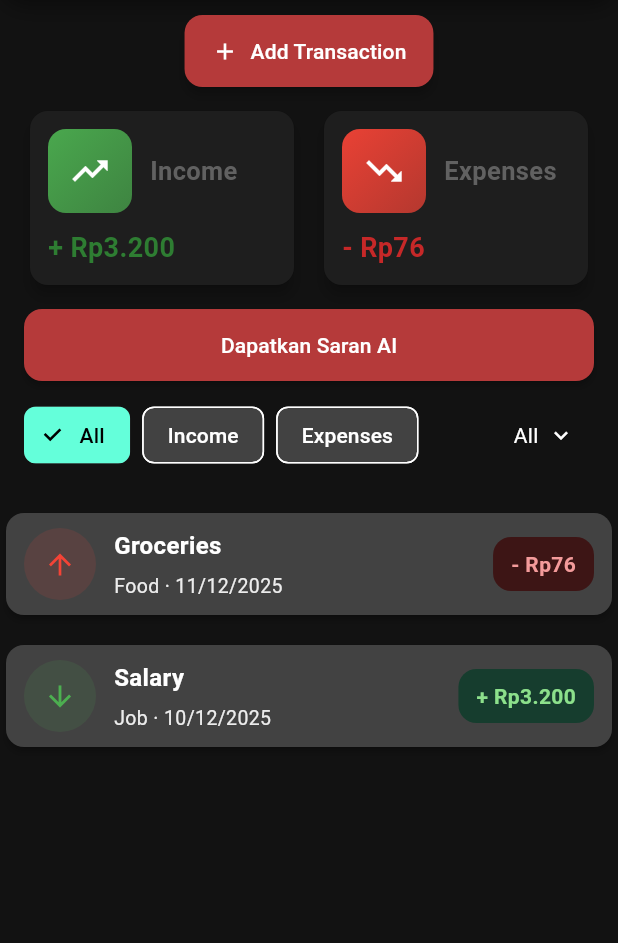
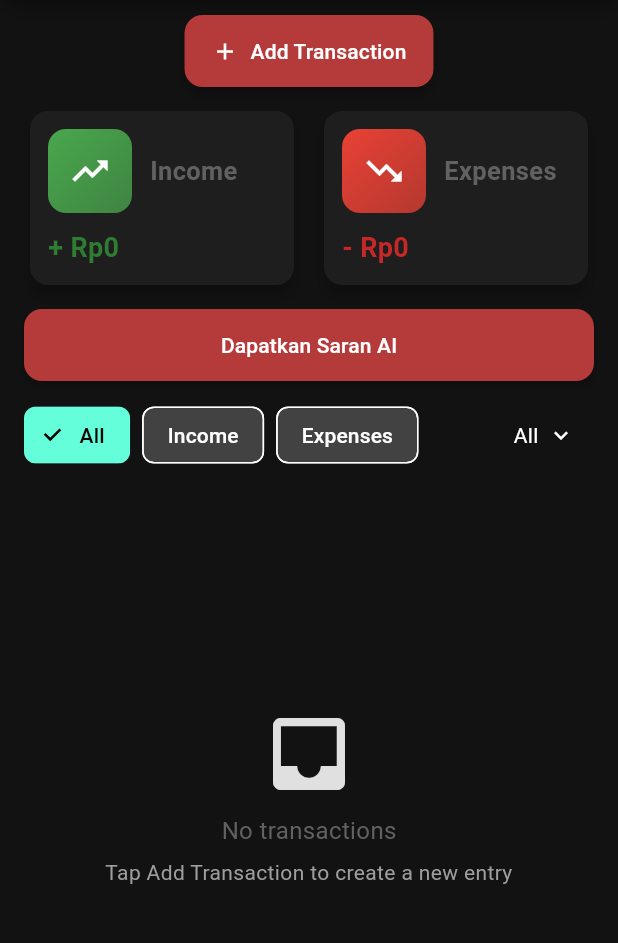
Before and after one commit to iceblazer19/expensemanager, a Flutter app: the screen it shows after launch, after a tap on the "wb sunny" icon, on a phone screen of 412 x 824 dp, the part 132-1075 px from its top. Run offline on Flutter 3.47's test engine with Material 3 defaults, Android fonts, the phone set to English and light mode, and no system bars; our stand-ins replace shared_preferences, sqflite; missing offline and left inert: gpt_markdown; accounts and stored records are empty.

Commit message:
Clean up code
Cleaned some comments and removed dummy data

```diff
--- a/expense_manager/lib/db/database_helper.dart
+++ b/expense_manager/lib/db/database_helper.dart
@@ -38,23 +38,23 @@ class DatabaseHelper {
       )
     ''');
     // Insert sample data
-    final now = DateTime.now().millisecondsSinceEpoch;
-    await db.insert(tableTransactions, {
-      'id': 't1',
-      'title': 'Salary',
-      'amount': 3200.0,
-      'date': now - (2 * 86400000),
-      'isIncome': 1,
-      'category': 'Job',
-    });
-    await db.insert(tableTransactions, {
-      'id': 't2',
-      'title': 'Groceries',
-      'amount': 76.45,
-      'date': now - (1 * 86400000),
-      'isIncome': 0,
-      'category': 'Food',
-    });
+    // final now = DateTime.now().millisecondsSinceEpoch;
+    // await db.insert(tableTransactions, {
+    //   'id': 't1',
+    //   'title': 'Salary',
+    //   'amount': 3200.0,
+    //   'date': now - (2 * 86400000),
+    //   'isIncome': 1,
+    //   'category': 'Job',
+    // });
+    // await db.insert(tableTransactions, {
+    //   'id': 't2',
+    //   'title': 'Groceries',
+    //   'amount': 76.45,
+    //   'date': now - (1 * 86400000),
+    //   'isIncome': 0,
+    //   'category': 'Food',
+    // });
   }
 
   Future<Database> get database async {
--- a/expense_manager/lib/main.dart
+++ b/expense_manager/lib/main.dart
@@ -35,7 +35,7 @@ class _ExpenseManagerAppState extends State<ExpenseManagerApp> {
   @override
   void initState() {
     super.initState();
-    // Load saved theme preference after engine is ready to avoid platform-channel errors.
+    // Load saved theme preference after engine is ready
     widget.themeProvider.loadFromPrefs().whenComplete(() {
       if (mounted) setState(() => _ready = true);
     });
@@ -43,21 +43,19 @@ class _ExpenseManagerAppState extends State<ExpenseManagerApp> {
 
   @override
   Widget build(BuildContext context) {
-    // Palette derived from your reference image:
-    // Dark mode (left): deep maroon/plum tones (accent colors kept)
+    // Dark mode
     const darkAccent1 = Color(0xFFB53A3A); // primary muted red accent for CTAs
     const darkAccent2 = Color(0xFF9E3333);
     const darkAccent3 = Color(0xFF7F2A2A);
     const darkAccent4 = Color(0xFF5C1E1E);
-    // Use a dark grey for the scaffold background as requested
-    const darkSurface = Color(0xFF121212); // <-- changed to dark grey
+    const darkSurface = Color(0xFF121212);
 
-    // Light mode (right): warm peach + dusty blue slate
+    // Light mode
     const lightAccent1 = Color(0xFFF0B86D); // warm peach
     const lightAccent2 = Color(0xFFD8737F); // dusty rose
     const lightAccent3 = Color(0xFFA8B6C2); // muted blue-gray
     const lightAccent4 = Color(0xFFB6D7D9); // pale teal
-    const lightSurface = Color(0xFF475C7A); // slate (good for primary elements)
+    const lightSurface = Color(0xFF475C7A); // slate
 
     final lightColorScheme = ColorScheme.fromSwatch(
       primarySwatch: createMaterialColor(lightSurface),
@@ -73,7 +71,6 @@ class _ExpenseManagerAppState extends State<ExpenseManagerApp> {
       brightness: Brightness.light,
       primaryColor: lightSurface,
       colorScheme: lightColorScheme,
-      // slightly darker off-white to reduce glare
       scaffoldBackgroundColor: const Color(0xFFF2EFEA),
       appBarTheme: AppBarTheme(
         elevation: 0,
@@ -101,7 +98,6 @@ class _ExpenseManagerAppState extends State<ExpenseManagerApp> {
           elevation: 2,
         ),
       ),
-      // toggles use the secondary (accent) color
       switchTheme: SwitchThemeData(
         thumbColor: WidgetStateProperty.resolveWith((_) => lightAccent1),
         trackColor: WidgetStateProperty.resolveWith((_) => lightAccent1.withOpacity(0.36)),
@@ -119,7 +115,6 @@ class _ExpenseManagerAppState extends State<ExpenseManagerApp> {
       brightness: Brightness.dark,
       primaryColor: darkSurface,
       colorScheme: darkColorScheme,
-      // apply the requested dark grey scaffold background
       scaffoldBackgroundColor: darkSurface,
       appBarTheme: AppBarTheme(
         elevation: 0,
@@ -127,7 +122,6 @@ class _ExpenseManagerAppState extends State<ExpenseManagerApp> {
         iconTheme: const IconThemeData(color: Colors.white),
         titleTextStyle: const TextStyle(color: Colors.white, fontSize: 20, fontWeight: FontWeight.w700),
       ),
-      // card surfaces slightly lighter than scaffold for subtle contrast
       cardTheme: CardThemeData(
         color: const Color(0xFF1E1E1E),
         shape: RoundedRectangleBorder(borderRadius: BorderRadius.circular(12)),
@@ -161,8 +155,8 @@ class _ExpenseManagerAppState extends State<ExpenseManagerApp> {
       useMaterial3: true,
     );
 
-    var openAIKey = "YOUR_OPENAI_API_KEY";
-    var geminiKey = "YOUR_GEMINI_API_KEY";
+    var openAIKey = "YOU_OPENAI_API_KEY_HERE";
+    var geminiKey = "YOUR_GEMINI_API_KEY_HERE";
 
     return MultiProvider(
       providers: [
@@ -185,7 +179,6 @@ class _ExpenseManagerAppState extends State<ExpenseManagerApp> {
             theme: lightTheme,
             darkTheme: darkTheme,
             themeMode: themeProvider.isDark ? ThemeMode.dark : ThemeMode.light,
-            // show a tiny splash while theme loads to avoid a flash
             home: _ready ? const HomePage() : const _LoadingSplash(),
           );
         },
--- a/expense_manager/lib/widgets/add_transaction_form.dart
+++ b/expense_manager/lib/widgets/add_transaction_form.dart
@@ -17,7 +17,7 @@ class _AddTransactionFormState extends State<AddTransactionForm> {
   final _amountController = TextEditingController();
   bool _isIncome = false;
 
-  // Restore the category lists (these were the arrays shown in your screenshot)
+  // Restore the category lists
   static const List<String> _incomeCategories = [
     'Salary',
     'Bonus',
@@ -33,6 +33,7 @@ class _AddTransactionFormState extends State<AddTransactionForm> {
 
   static const List<String> _expenseCategories = [
     'Food',
+    'Drinks',
     'Groceries',
     'Bills',
     'Rent',
@@ -88,7 +89,7 @@ class _AddTransactionFormState extends State<AddTransactionForm> {
       date: DateTime.now(),
     );
 
-    // Using provider to add transaction (adjust if your provider API differs)
+    // Using provider to add transaction
     Provider.of<TransactionProvider>(context, listen: false).addTransaction(item);
 
     Navigator.of(context).pop();
@@ -103,7 +104,6 @@ class _AddTransactionFormState extends State<AddTransactionForm> {
     final theme = Theme.of(context);
     final isDark = theme.brightness == Brightness.dark;
 
-    // Use small, contrasting prefix background depending on theme so icon is always visible
     final prefixBg = isDark ? Colors.white12 : Colors.black.withOpacity(0.06);
     final iconColor = isDark ? Colors.white : Colors.black87;
 
@@ -193,7 +193,7 @@ class _AddTransactionFormState extends State<AddTransactionForm> {
                     ),
                   ),
 
-                  // List (no dividing lines)
+                  // List
                   Expanded(
                     child: filtered.isEmpty
                         ? Center(child: Text('No results', style: theme.textTheme.bodyMedium))
@@ -206,8 +206,6 @@ class _AddTransactionFormState extends State<AddTransactionForm> {
                               return ListTile(
                                 title: Text(c),
                                 dense: true,
-                                // remove any separators by not using Dividers or separators
-                                // keep a subtle tile color on selection only
                                 trailing: selected ? Icon(Icons.check, color: theme.colorScheme.primary) : null,
                                 onTap: () {
                                   picked = c;
--- a/expense_manager/pubspec.yaml
+++ b/expense_manager/pubspec.yaml
@@ -17,6 +17,7 @@ dependencies:
   http: ^1.1.0
   gpt_markdown: ^1.1.4
 
+
 dev_dependencies:
   flutter_test:
     sdk: flutter
```
